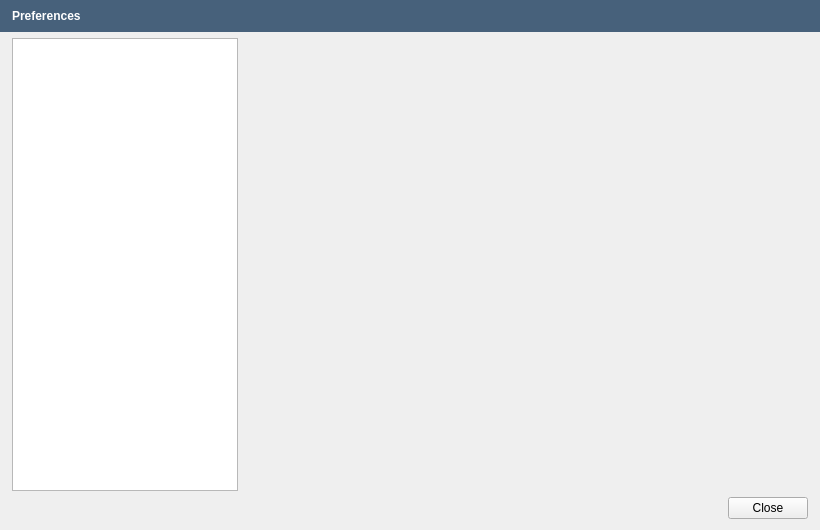
Old version of the form src/openfluid/ui/common/PreferencesDialog.ui in the repository OpenFLUID/openfluid.
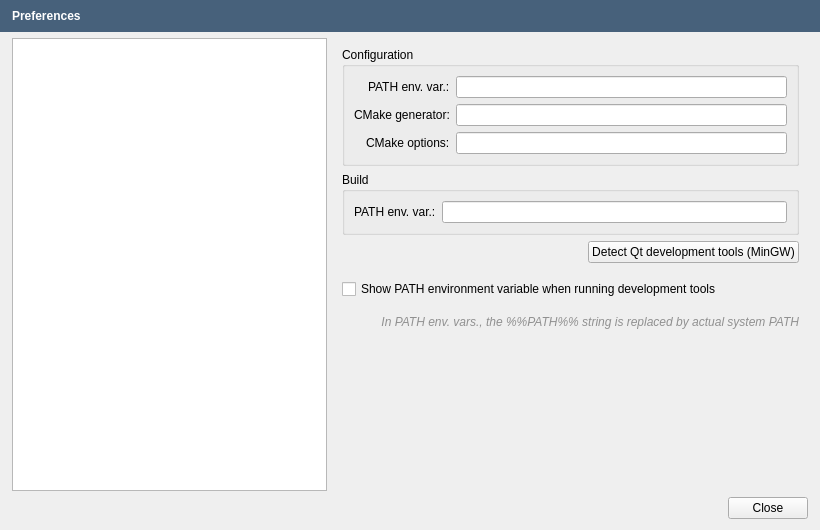
New version of the form. The open tabs and pages were chosen to show the change. Custom widgets are drawn as their Qt base class.

Commit message:
Introduction of development tools in preferences
* Enabled development tools page
* Updated preferences manager for development settings
* Added detection system for development tools on Windows systems
* Minor fix for CMake 3.xx warnings

(closes OpenFLUID/openfluid#555)

Patch:
```diff
--- a/src/openfluid/ui/common/PreferencesDialog.ui
+++ b/src/openfluid/ui/common/PreferencesDialog.ui
@@ -73,7 +73,7 @@
     </widget>
    </item>
    <item>
-    <layout class="QHBoxLayout" name="horizontalLayout" stretch="2,5">
+    <layout class="QHBoxLayout" name="horizontalLayout" stretch="2,0">
      <property name="leftMargin">
       <number>12</number>
      </property>
@@ -509,7 +509,182 @@
          </item>
         </layout>
        </widget>
-       <widget class="QWidget" name="DevEnvironmentPage"/>
+       <widget class="QWidget" name="DevEnvironmentPage">
+        <layout class="QVBoxLayout" name="verticalLayout_7">
+         <item>
+          <widget class="QGroupBox" name="groupBox_3">
+           <property name="title">
+            <string>Configuration</string>
+           </property>
+           <layout class="QFormLayout" name="formLayout">
+            <property name="labelAlignment">
+             <set>Qt::AlignRight|Qt::AlignTrailing|Qt::AlignVCenter</set>
+            </property>
+            <item row="0" column="0">
+             <widget class="QLabel" name="label_6">
+              <property name="text">
+               <string>PATH env. var.:</string>
+              </property>
+             </widget>
+            </item>
+            <item row="0" column="1">
+             <widget class="QLineEdit" name="ConfigPathEnvEdit"/>
+            </item>
+            <item row="2" column="0">
+             <widget class="QLabel" name="label_9">
+              <property name="text">
+               <string>CMake options:</string>
+              </property>
+             </widget>
+            </item>
+            <item row="2" column="1">
+             <widget class="QLineEdit" name="ConfigOptionsEdit"/>
+            </item>
+            <item row="1" column="0">
+             <widget class="QLabel" name="label_10">
+              <property name="text">
+               <string>CMake generator:</string>
+              </property>
+             </widget>
+            </item>
+            <item row="1" column="1">
+             <widget class="QLineEdit" name="ConfigGeneratorEdit"/>
+            </item>
+           </layout>
+          </widget>
+         </item>
+         <item>
+          <widget class="QGroupBox" name="groupBox_4">
+           <property name="title">
+            <string>Build</string>
+           </property>
+           <layout class="QFormLayout" name="formLayout_2">
+            <item row="0" column="0">
+             <widget class="QLabel" name="label_8">
+              <property name="text">
+               <string>PATH env. var.:</string>
+              </property>
+             </widget>
+            </item>
+            <item row="0" column="1">
+             <widget class="QLineEdit" name="BuildPathEnvEdit"/>
+            </item>
+           </layout>
+          </widget>
+         </item>
+         <item>
+          <widget class="QWidget" name="DetectQtDevWidget" native="true">
+           <layout class="QHBoxLayout" name="horizontalLayout_7">
+            <property name="spacing">
+             <number>0</number>
+            </property>
+            <property name="leftMargin">
+             <number>0</number>
+            </property>
+            <property name="topMargin">
+             <number>0</number>
+            </property>
+            <property name="rightMargin">
+             <number>0</number>
+            </property>
+            <property name="bottomMargin">
+             <number>0</number>
+            </property>
+            <item>
+             <spacer name="horizontalSpacer_3">
+              <property name="orientation">
+               <enum>Qt::Horizontal</enum>
+              </property>
+              <property name="sizeHint" stdset="0">
+               <size>
+                <width>40</width>
+                <height>20</height>
+               </size>
+              </property>
+             </spacer>
+            </item>
+            <item>
+             <widget class="QPushButton" name="DetectQtDevButton">
+              <property name="text">
+               <string>Detect Qt development tools (MinGW)</string>
+              </property>
+             </widget>
+            </item>
+           </layout>
+          </widget>
+         </item>
+         <item>
+          <spacer name="verticalSpacer_3">
+           <property name="orientation">
+            <enum>Qt::Vertical</enum>
+           </property>
+           <property name="sizeType">
+            <enum>QSizePolicy::Fixed</enum>
+           </property>
+           <property name="sizeHint" stdset="0">
+            <size>
+             <width>20</width>
+             <height>10</height>
+            </size>
+           </property>
+          </spacer>
+         </item>
+         <item>
+          <widget class="QCheckBox" name="ShowPathCheckBox">
+           <property name="text">
+            <string>Show PATH environment variable when running development tools</string>
+           </property>
+          </widget>
+         </item>
+         <item>
+          <spacer name="verticalSpacer_4">
+           <property name="orientation">
+            <enum>Qt::Vertical</enum>
+           </property>
+           <property name="sizeType">
+            <enum>QSizePolicy::Fixed</enum>
+           </property>
+           <property name="sizeHint" stdset="0">
+            <size>
+             <width>20</width>
+             <height>10</height>
+            </size>
+           </property>
+          </spacer>
+         </item>
+         <item>
+          <widget class="QLabel" name="label_11">
+           <property name="font">
+            <font>
+             <italic>true</italic>
+            </font>
+           </property>
+           <property name="styleSheet">
+            <string notr="true">color : #909090;</string>
+           </property>
+           <property name="text">
+            <string>In PATH env. vars., the %%PATH%% string is replaced by actual system PATH</string>
+           </property>
+           <property name="alignment">
+            <set>Qt::AlignRight|Qt::AlignTrailing|Qt::AlignVCenter</set>
+           </property>
+          </widget>
+         </item>
+         <item>
+          <spacer name="verticalSpacer_2">
+           <property name="orientation">
+            <enum>Qt::Vertical</enum>
+           </property>
+           <property name="sizeHint" stdset="0">
+            <size>
+             <width>20</width>
+             <height>40</height>
+            </size>
+           </property>
+          </spacer>
+         </item>
+        </layout>
+       </widget>
        <widget class="QWidget" name="DevEditorPage"/>
        <widget class="QWidget" name="MarketPage">
         <layout class="QGridLayout" name="gridLayout_2">
```
Left out of the diff: 7 changed lines with no effect on the pictures. The commit also changes 11 other files.
